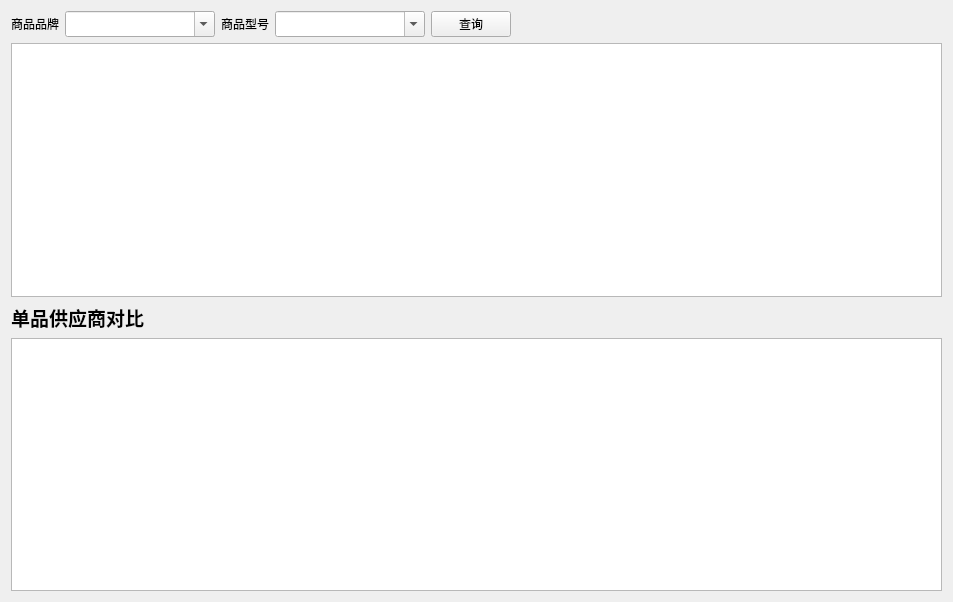
zgj0607/Py-store, file View/buy/ui/ui_history_buy.ui: the form before one commit.
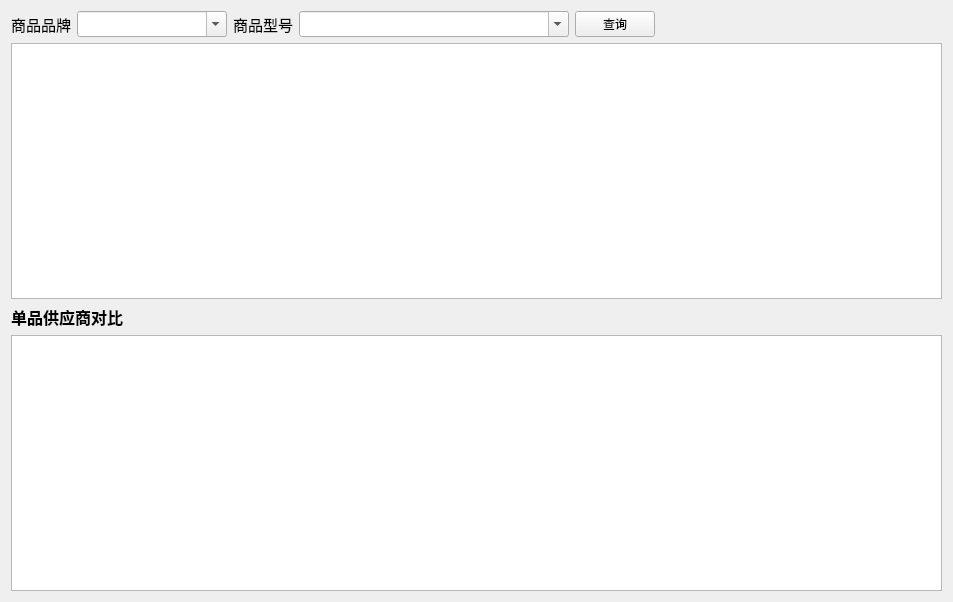
The form after the commit.

The edit to the form file:
```diff
--- a/View/buy/ui/ui_history_buy.ui
+++ b/View/buy/ui/ui_history_buy.ui
@@ -18,6 +18,11 @@
     <layout class="QHBoxLayout" name="horizontalLayout">
      <item>
       <widget class="QLabel" name="label">
+       <property name="font">
+        <font>
+         <pointsize>11</pointsize>
+        </font>
+       </property>
        <property name="text">
         <string>商品品牌</string>
        </property>
@@ -37,6 +42,11 @@
          <height>26</height>
         </size>
        </property>
+       <property name="font">
+        <font>
+         <pointsize>11</pointsize>
+        </font>
+       </property>
        <property name="editable">
         <bool>true</bool>
        </property>
@@ -47,6 +57,11 @@
      </item>
      <item>
       <widget class="QLabel" name="label_2">
+       <property name="font">
+        <font>
+         <pointsize>11</pointsize>
+        </font>
+       </property>
        <property name="text">
         <string>商品型号</string>
        </property>
@@ -56,22 +71,33 @@
       <widget class="QComboBox" name="model_combo">
        <property name="minimumSize">
         <size>
-         <width>150</width>
+         <width>0</width>
          <height>26</height>
         </size>
        </property>
        <property name="maximumSize">
         <size>
-         <width>150</width>
+         <width>16777215</width>
          <height>26</height>
         </size>
        </property>
+       <property name="font">
+        <font>
+         <pointsize>11</pointsize>
+        </font>
+       </property>
        <property name="editable">
         <bool>true</bool>
        </property>
        <property name="maxVisibleItems">
         <number>100</number>
        </property>
+       <property name="sizeAdjustPolicy">
+        <enum>QComboBox::AdjustToMinimumContentsLengthWithIcon</enum>
+       </property>
+       <property name="minimumContentsLength">
+        <number>22</number>
+       </property>
       </widget>
      </item>
      <item>
@@ -118,7 +144,7 @@
       <widget class="QLabel" name="label_3">
        <property name="font">
         <font>
-         <pointsize>14</pointsize>
+         <pointsize>12</pointsize>
          <weight>75</weight>
          <bold>true</bold>
         </font>
```
